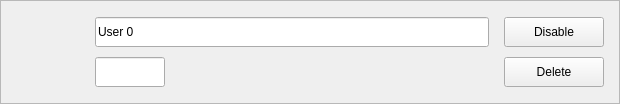
rafatosta/zapzap, file zapzap/view/card_user.ui: the form before one commit.
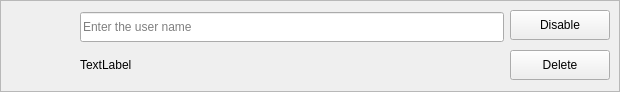
The form after the commit.

```diff
--- a/zapzap/view/card_user.ui
+++ b/zapzap/view/card_user.ui
@@ -7,7 +7,7 @@
     <x>0</x>
     <y>0</y>
     <width>620</width>
-    <height>104</height>
+    <height>92</height>
    </rect>
   </property>
   <property name="windowTitle">
@@ -52,83 +52,8 @@
      <property name="frameShadow">
       <enum>QFrame::Raised</enum>
      </property>
-     <layout class="QGridLayout" name="gridLayout_3">
-      <property name="leftMargin">
-       <number>15</number>
-      </property>
-      <property name="topMargin">
-       <number>15</number>
-      </property>
-      <property name="rightMargin">
-       <number>15</number>
-      </property>
-      <property name="bottomMargin">
-       <number>15</number>
-      </property>
-      <property name="horizontalSpacing">
-       <number>15</number>
-      </property>
-      <property name="verticalSpacing">
-       <number>0</number>
-      </property>
-      <item row="0" column="2">
-       <layout class="QGridLayout" name="gridLayout">
-        <property name="verticalSpacing">
-         <number>10</number>
-        </property>
-        <item row="0" column="0">
-         <widget class="QPushButton" name="btnDisable">
-          <property name="sizePolicy">
-           <sizepolicy hsizetype="Preferred" vsizetype="Fixed">
-            <horstretch>0</horstretch>
-            <verstretch>0</verstretch>
-           </sizepolicy>
-          </property>
-          <property name="minimumSize">
-           <size>
-            <width>100</width>
-            <height>30</height>
-           </size>
-          </property>
-          <property name="maximumSize">
-           <size>
-            <width>100</width>
-            <height>30</height>
-           </size>
-          </property>
-          <property name="text">
-           <string>Disable</string>
-          </property>
-         </widget>
-        </item>
-        <item row="1" column="0">
-         <widget class="QPushButton" name="btnDelete">
-          <property name="sizePolicy">
-           <sizepolicy hsizetype="Preferred" vsizetype="Fixed">
-            <horstretch>0</horstretch>
-            <verstretch>0</verstretch>
-           </sizepolicy>
-          </property>
-          <property name="minimumSize">
-           <size>
-            <width>100</width>
-            <height>30</height>
-           </size>
-          </property>
-          <property name="maximumSize">
-           <size>
-            <width>100</width>
-            <height>30</height>
-           </size>
-          </property>
-          <property name="text">
-           <string>Delete</string>
-          </property>
-         </widget>
-        </item>
-       </layout>
-      </item>
-      <item row="0" column="0">
+     <layout class="QHBoxLayout" name="horizontalLayout">
+      <item>
        <widget class="QLabel" name="icon">
         <property name="minimumSize">
          <size>
@@ -153,13 +78,13 @@
         </property>
        </widget>
       </item>
-      <item row="0" column="1">
-       <layout class="QGridLayout" name="inputGrid">
-        <property name="verticalSpacing">
-         <number>10</number>
-        </property>
-        <item row="0" column="0" colspan="2">
+      <item>
+       <layout class="QGridLayout" name="gridLayout_2">
+        <item row="0" column="0">
          <widget class="QLineEdit" name="name">
+          <property name="enabled">
+           <bool>true</bool>
+          </property>
           <property name="minimumSize">
            <size>
             <width>0</width>
@@ -173,18 +98,21 @@
            </size>
           </property>
           <property name="text">
-           <string>User 0</string>
+           <string/>
           </property>
           <property name="readOnly">
-           <bool>true</bool>
+           <bool>false</bool>
           </property>
           <property name="placeholderText">
-           <string>Usuário padrão</string>
+           <string>Enter the user name</string>
           </property>
+          <property name="clearButtonEnabled">
+           <bool>false</bool>
+          </property>
          </widget>
         </item>
         <item row="1" column="0">
-         <widget class="QLineEdit" name="key">
+         <widget class="QLabel" name="key">
           <property name="minimumSize">
            <size>
             <width>70</width>
@@ -197,8 +125,71 @@
             <height>30</height>
            </size>
           </property>
-          <property name="readOnly">
-           <bool>true</bool>
+          <property name="font">
+           <font>
+            <italic>false</italic>
+            <bold>false</bold>
+           </font>
+          </property>
+          <property name="text">
+           <string>TextLabel</string>
+          </property>
+         </widget>
+        </item>
+       </layout>
+      </item>
+      <item>
+       <layout class="QGridLayout" name="gridLayout">
+        <property name="verticalSpacing">
+         <number>10</number>
+        </property>
+        <item row="0" column="0">
+         <widget class="QPushButton" name="btnDisable">
+          <property name="sizePolicy">
+           <sizepolicy hsizetype="Preferred" vsizetype="Fixed">
+            <horstretch>0</horstretch>
+            <verstretch>0</verstretch>
+           </sizepolicy>
+          </property>
+          <property name="minimumSize">
+           <size>
+            <width>100</width>
+            <height>30</height>
+           </size>
+          </property>
+          <property name="maximumSize">
+           <size>
+            <width>100</width>
+            <height>30</height>
+           </size>
+          </property>
+          <property name="text">
+           <string>Disable</string>
+          </property>
+         </widget>
+        </item>
+        <item row="1" column="0">
+         <widget class="QPushButton" name="btnDelete">
+          <property name="sizePolicy">
+           <sizepolicy hsizetype="Preferred" vsizetype="Fixed">
+            <horstretch>0</horstretch>
+            <verstretch>0</verstretch>
+           </sizepolicy>
+          </property>
+          <property name="minimumSize">
+           <size>
+            <width>100</width>
+            <height>30</height>
+           </size>
+          </property>
+          <property name="maximumSize">
+           <size>
+            <width>100</width>
+            <height>30</height>
+           </size>
+          </property>
+          <property name="text">
+           <string>Delete</string>
           </property>
          </widget>
         </item>
```
